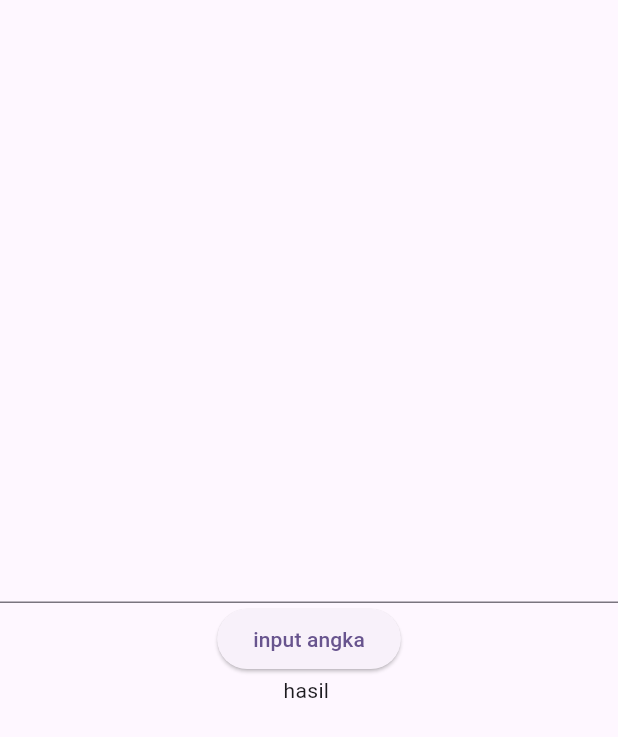
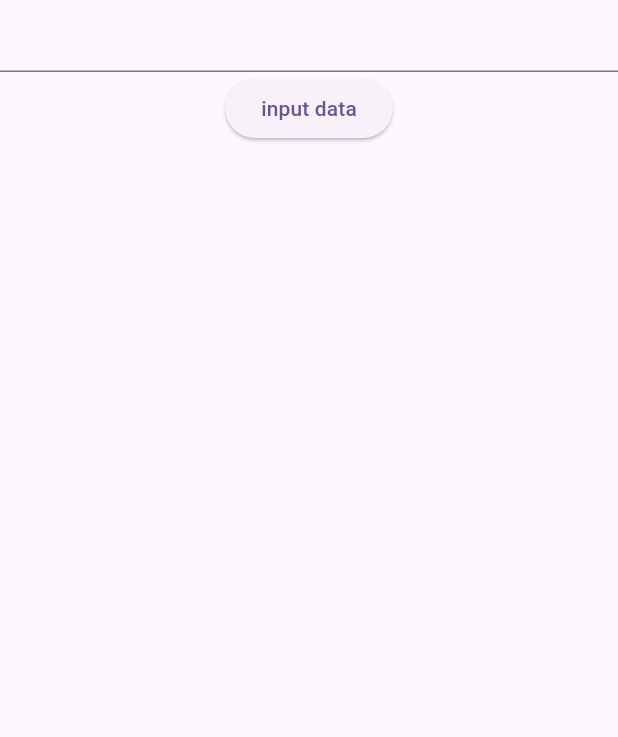
Before and after one commit to MuhammadFerrySofianshah/Belajar_flutter_git, a Flutter app: the screen it shows after launch, on a phone screen of 412 x 824 dp. Shown: the top 737 px of the screen. Run offline on Flutter 3.47's test engine with Material 3 defaults, Android fonts, the phone set to English and light mode, and no system bars; missing offline and left inert: dart:js_interop.

```diff
--- /dev/null
+++ b/lib/for/for_list.dart
@@ -0,0 +1,52 @@
+import 'package:flutter/material.dart';
+
+class ForList extends StatefulWidget {
+  const ForList({super.key});
+
+  @override
+  State<ForList> createState() => _ForListState();
+}
+
+class _ForListState extends State<ForList> {
+  final inputListController = TextEditingController();
+  List items = <String>[];
+  void tambahData() {
+    setState(() {
+      items.add(inputListController.text);
+    });
+  }
+
+  @override
+  Widget build(BuildContext context) {
+    return Scaffold(
+      body: SafeArea(
+        child: Column(
+          mainAxisAlignment: MainAxisAlignment.center,
+          children: [
+            // textfield
+            TextField(
+              controller: inputListController,
+            ),
+            // button
+            ElevatedButton(
+                onPressed: () {
+                  tambahData();
+                },
+                child: const Text('input data')),
+            // tampilan
+            Expanded(
+              child: ListView.builder(
+                itemBuilder: (context, index) {
+                  return ListTile(
+                    title: Text(items[index]),
+                  );
+                },
+                itemCount: items.length,
+              ),
+            )
+          ],
+        ),
+      ),
+    );
+  }
+}
--- a/lib/main.dart
+++ b/lib/main.dart
@@ -1,4 +1,5 @@
 import 'package:flutter/material.dart';
+import 'package:tess_flutter/for/for_list.dart';
 import 'package:tess_flutter/increment_decrement/increment.dart';
 import 'package:tess_flutter/list/list.dart';
 import 'package:tess_flutter/null/null_input.dart';
@@ -23,7 +24,7 @@ class MyApp extends StatelessWidget {
         colorScheme: ColorScheme.fromSeed(seedColor: Colors.deepPurple),
         useMaterial3: true,
       ),
-      home: const NullInput(),
+      home: const ForList(),
     );
   }
 }
```
